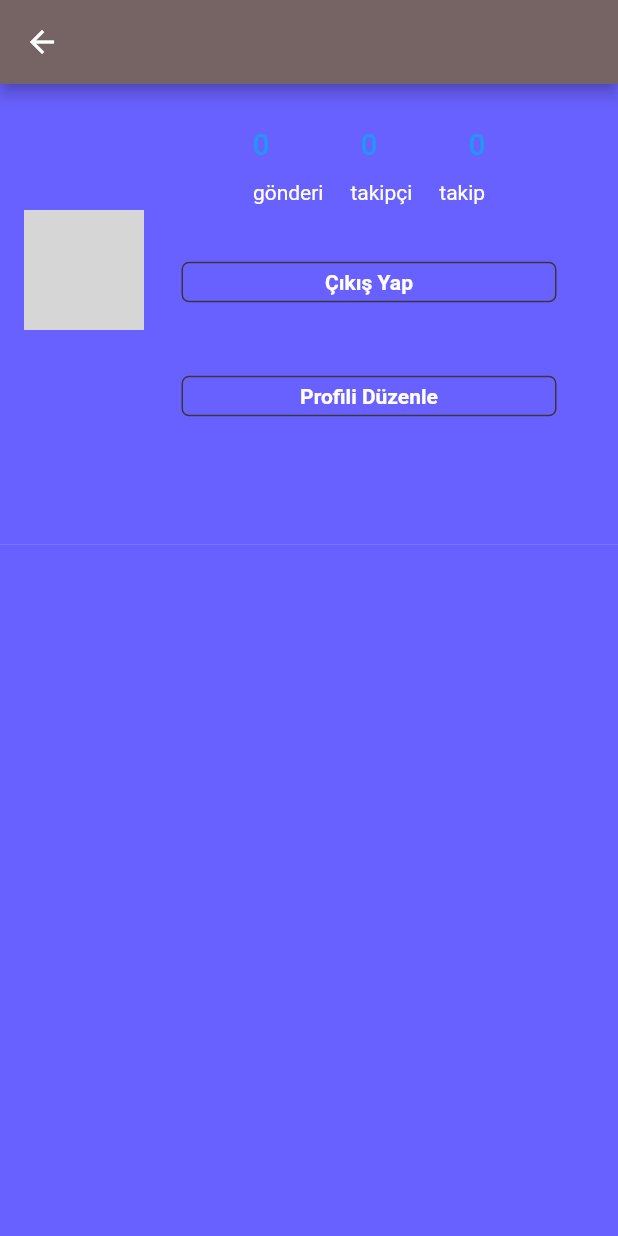
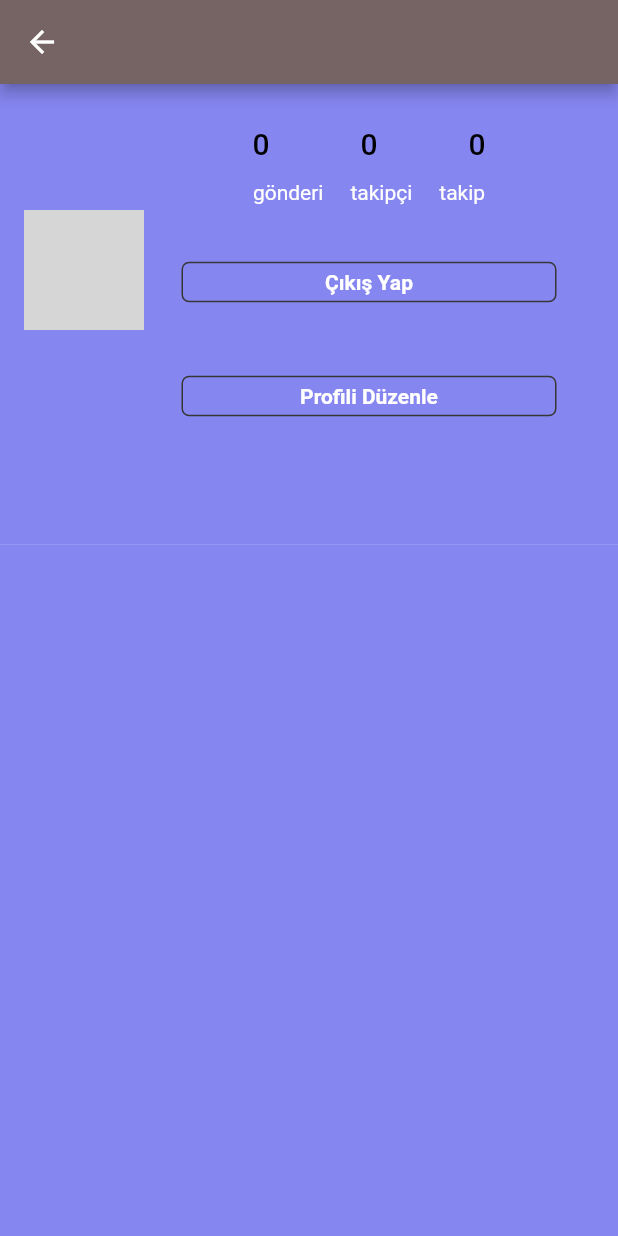
Before and after one commit to alinahmettekin/blue_app, a Flutter app: the ProfileScreen screen opened directly, on a phone screen of 412 x 824 dp. Run offline on Flutter 3.47's test engine with Material 2 defaults, Android fonts, the phone set to English and light mode, and no system bars; our stand-ins replace cloud_firestore, firebase_auth, firebase_core, firebase_storage, flutter_animate, flutter_svg and 2 more; accounts and stored records are empty; network calls fail; grey boxes are pictures that could not be loaded.

```diff
--- a/lib/screens/likes_screen.dart
+++ b/lib/screens/likes_screen.dart
@@ -10,7 +10,7 @@ class LikesPage extends StatelessWidget {
   Widget build(BuildContext context) {
     return Scaffold(
       appBar: AppBar(
-        title: Text('Beğenenler'),
+        title: const Text('Beğenenler'),
       ),
       body: FutureBuilder(
         future: FirebaseFirestore.instance
@@ -20,13 +20,13 @@ class LikesPage extends StatelessWidget {
         builder:
             (BuildContext context, AsyncSnapshot<DocumentSnapshot> snapshot) {
           if (snapshot.connectionState == ConnectionState.waiting) {
-            return Center(
+            return const Center(
               child: CircularProgressIndicator(),
             );
           }
 
           if (!snapshot.hasData || !snapshot.data!.exists) {
-            return Center(
+            return const Center(
               child: Text('Post bulunamadı.'),
             );
           }
--- a/lib/screens/profile_screen.dart
+++ b/lib/screens/profile_screen.dart
@@ -99,8 +99,7 @@ class _ProfileScreenState extends State<ProfileScreen> {
                               children: [
                                 Row(
                                   mainAxisSize: MainAxisSize.max,
-                                  mainAxisAlignment:
-                                      MainAxisAlignment.spaceEvenly,
+                                  mainAxisAlignment: MainAxisAlignment.center,
                                   children: [
                                     Column(
                                       children: [
@@ -109,15 +108,18 @@ class _ProfileScreenState extends State<ProfileScreen> {
                                             TextButton(
                                               child: Text(
                                                 postLen.toString(),
-                                                style: TextStyle(fontSize: 20),
+                                                style: const TextStyle(
+                                                    color: Colors.black,
+                                                    fontSize: 20),
                                               ),
                                               onPressed: () {},
                                             ),
                                             Container(width: 8),
                                             TextButton(
                                               child: Text(followers.toString(),
-                                                  style:
-                                                      TextStyle(fontSize: 20)),
+                                                  style: const TextStyle(
+                                                      color: Colors.black,
+                                                      fontSize: 20)),
                                               onPressed: () =>
                                                   Navigator.of(context).push(
                                                 MaterialPageRoute(
@@ -130,7 +132,9 @@ class _ProfileScreenState extends State<ProfileScreen> {
                                             TextButton(
                                               child: Text(
                                                 following.toString(),
-                                                style: TextStyle(fontSize: 20),
+                                                style: const TextStyle(
+                                                    color: Colors.black,
+                                                    fontSize: 20),
                                               ),
                                               onPressed: () =>
                                                   Navigator.of(context).push(
--- a/lib/utils/colors.dart
+++ b/lib/utils/colors.dart
@@ -1,7 +1,7 @@
 import 'package:flutter/material.dart';
 
-const mobileBackgroundColor = Color.fromRGBO(105, 97, 255, 1);
-const webBackgroundColor = Color.fromRGBO(13, 4, 184, 1);
+const mobileBackgroundColor = Color.fromRGBO(134, 134, 241, 1);
+const webBackgroundColor = Color.fromRGBO(134, 134, 241, 1);
 const mobileSearchColor = Color.fromRGBO(38, 38, 38, 1);
 const blueColor = Color.fromRGBO(0, 149, 246, 1);
 const primaryColor = Colors.white;
```
Also changed, not shown: lib/screens/followers_screen.dart (+6 -8 lines), 1 other file.
